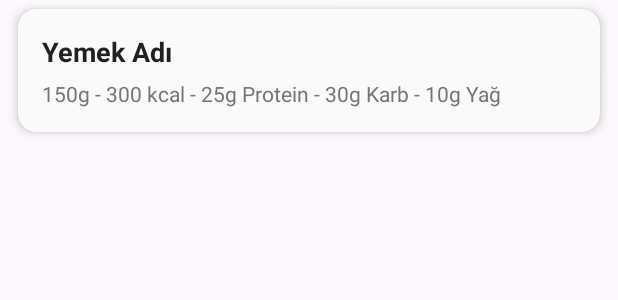
After one commit to yegezici/CalorEase, an Android app: the layout item_diet_meal.xml on its own in the app's theme, with its tools: preview values and no code run, on a phone screen of 412 x 824 dp. The commit adds this screen. Shown: the top 300 px of the screen. Run offline under Robolectric (Android 15) with nearby library versions, the phone set to English and light mode, and no system bars.

Commit message:
Yerel değişiklikleri kaydettim

```diff
--- a/app/src/main/AndroidManifest.xml
+++ b/app/src/main/AndroidManifest.xml
@@ -12,6 +12,9 @@
         android:supportsRtl="true"
         android:theme="@style/AppTheme"
         tools:targetApi="31">
+        <activity
+            android:name=".DietHistoryActivity"
+            android:exported="false" />
         <activity
             android:name=".AddMealActivity"
             android:exported="false" />
--- /dev/null
+++ b/app/src/main/res/layout/item_diet_meal.xml
@@ -0,0 +1,40 @@
+<?xml version="1.0" encoding="utf-8"?>
+<androidx.cardview.widget.CardView
+    xmlns:android="http://schemas.android.com/apk/res/android"
+    xmlns:app="http://schemas.android.com/apk/res-auto"
+    android:layout_width="match_parent"
+    android:layout_height="wrap_content"
+    android:layout_marginBottom="12dp"
+    android:layout_marginTop="6dp"
+    app:cardCornerRadius="12dp"
+    app:cardElevation="4dp"
+    android:layout_marginStart="12dp"
+    android:layout_marginEnd="12dp"
+    android:backgroundTint="#FAFAFA">
+
+    <LinearLayout
+        android:layout_width="match_parent"
+        android:layout_height="wrap_content"
+        android:padding="16dp"
+        android:orientation="vertical">
+
+        <TextView
+            android:id="@+id/text_meal_name"
+            android:layout_width="wrap_content"
+            android:layout_height="wrap_content"
+            android:text="Yemek Adı"
+            android:textStyle="bold"
+            android:textSize="18sp"
+            android:textColor="#212121"/>
+
+        <TextView
+            android:id="@+id/text_meal_details"
+            android:layout_width="wrap_content"
+            android:layout_height="wrap_content"
+            android:text="150g - 300 kcal - 25g Protein - 30g Karb - 10g Yağ"
+            android:textSize="14sp"
+            android:textColor="#757575"
+            android:layout_marginTop="6dp"/>
+    </LinearLayout>
+
+</androidx.cardview.widget.CardView>
```
Also changed, not shown: app/src/main/java/com/example/calorease/DietHistoryActivity.java (added, +117 -0 lines), app/src/main/java/com/example/calorease/DietMeal.java (added, +22 -0 lines), app/src/main/java/com/example/calorease/DietMealAdapter.java (added, +65 -0 lines), app/src/main/java/com/example/calorease/HomeActivity.java (+11 -1 lines), app/src/main/java/com/example/calorease/Meal.java (+17 -8 lines), app/src/main/java/com/example/calorease/MealAdapter.java (+3 -4 lines), app/src/main/java/com/example/calorease/MealListActivity.java (+15 -7 lines), app/src/main/res/layout/activity_diet_history.xml (added, +32 -0 lines), app/src/main/res/layout/activity_home.xml (+31 -18 lines).
